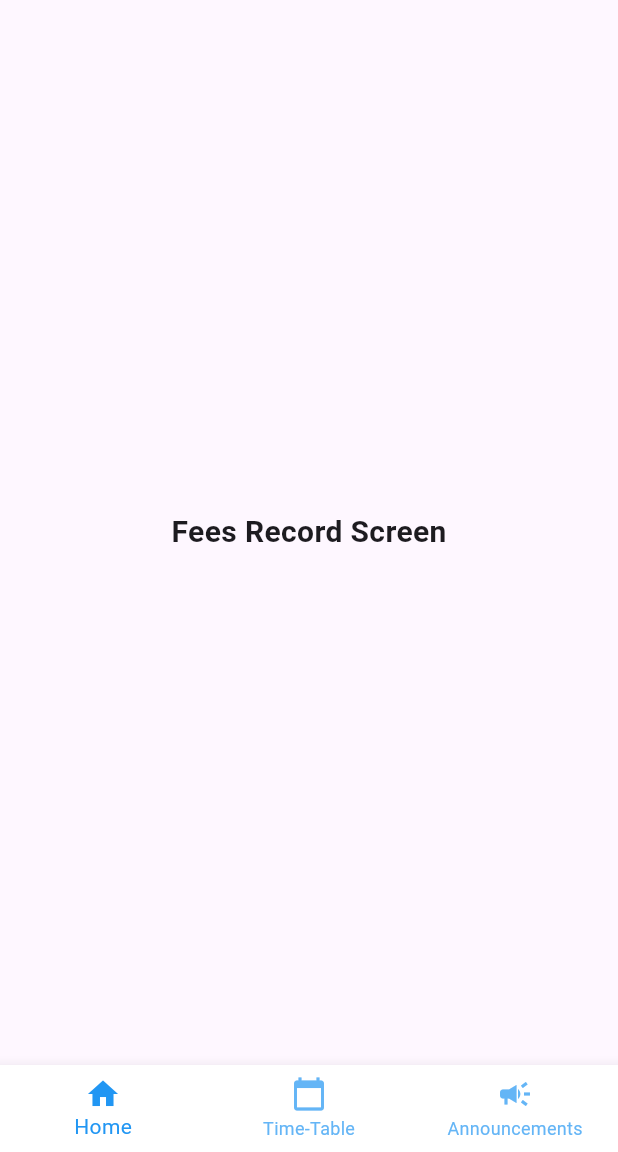
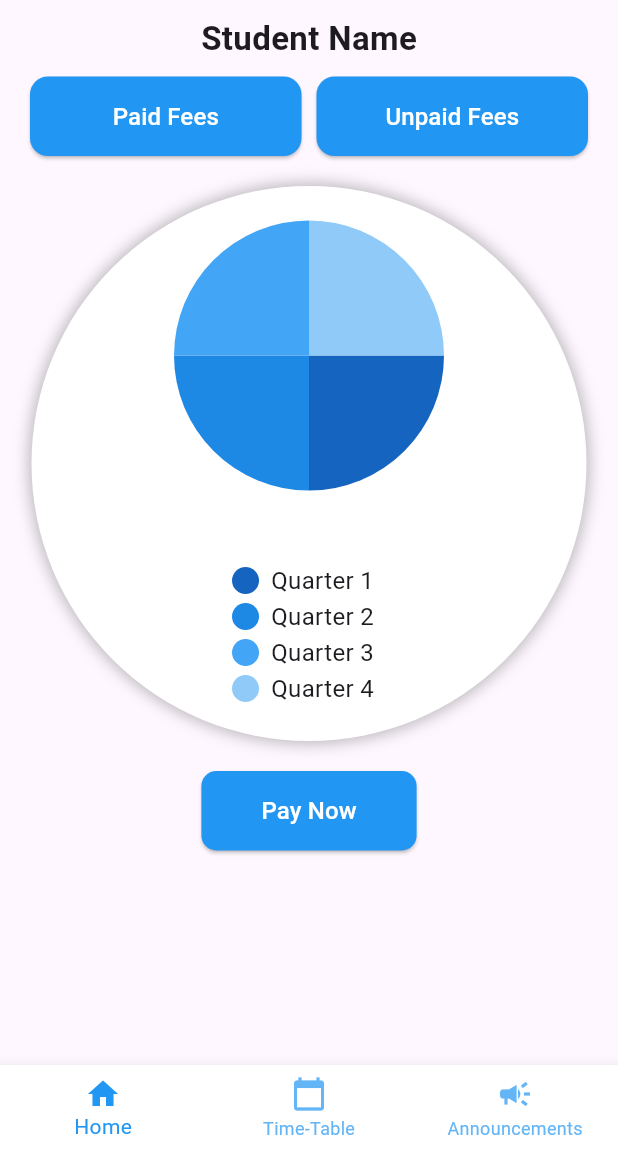
Before and after one commit to iamjatin-g/SSPD-SMS, a Flutter app: the screen it shows after launch, after a tap on "Fees Record", on a phone screen of 412 x 824 dp, the part 84-1236 px from its top. Run offline on Flutter 3.47's test engine with Material 3 defaults, Android fonts, the phone set to English and light mode, and no system bars; drawn by our look-alikes of pie_chart; our stand-ins replace table_calendar.

Commit message:
Update: Designed the UI for Fees-Record screen

```diff
--- a/Student Portal/lib/screens/fees_record_screen.dart
+++ b/Student Portal/lib/screens/fees_record_screen.dart
@@ -1,4 +1,5 @@
 import 'package:flutter/material.dart';
+import 'package:pie_chart/pie_chart.dart';
 import '../widgets/base_screen.dart';
 
 class FeesRecordScreen extends StatelessWidget {
@@ -6,14 +7,116 @@ class FeesRecordScreen extends StatelessWidget {
 
   @override
   Widget build(BuildContext context) {
-    return BaseScreen(
-      selectedIndex: 0, // Adjust as needed
-      child: const Center(
-        child: Text(
-          "Fees Record Screen",
-          style: TextStyle(fontSize: 20, fontWeight: FontWeight.bold),
+    return Scaffold(
+      backgroundColor: const Color(0xFFF9F6FF), // Light pinkish background
+      body: BaseScreen(
+        selectedIndex: 0,
+        child: Padding(
+          padding: const EdgeInsets.symmetric(horizontal: 20),
+          child: Column(
+            crossAxisAlignment: CrossAxisAlignment.center,
+            children: [
+              const SizedBox(height: 10),
+              // Student Name Title
+              const Text(
+                "Student Name",
+                style: TextStyle(fontSize: 22, fontWeight: FontWeight.bold),
+              ),
+              const SizedBox(height: 10),
+
+              // Paid & Unpaid Fees Buttons
+              Row(
+                mainAxisAlignment: MainAxisAlignment.center,
+                children: [
+                  _buildRoundedButton("Paid Fees"),
+                  const SizedBox(width: 10),
+                  _buildRoundedButton("Unpaid Fees"),
+                ],
+              ),
+              const SizedBox(height: 20),
+
+              // Pie Chart with Improved Design
+              _buildImprovedPieChart(),
+              const SizedBox(height: 20),
+
+              // "Pay Now" Button
+              ElevatedButton(
+                style: ElevatedButton.styleFrom(
+                  backgroundColor: Colors.blue,
+                  padding: const EdgeInsets.symmetric(
+                      horizontal: 40, vertical: 15),
+                  shape: RoundedRectangleBorder(
+                    borderRadius: BorderRadius.circular(10),
+                  ),
+                ),
+                onPressed: () {},
+                child: const Text("Pay Now",
+                    style: TextStyle(fontSize: 16, color: Colors.white)),
+              ),
+            ],
+          ),
         ),
       ),
     );
   }
+
+  // 🔹 Helper Widget for Rounded Buttons
+  Widget _buildRoundedButton(String text) {
+    return Expanded(
+      child: ElevatedButton(
+        style: ElevatedButton.styleFrom(
+          backgroundColor: Colors.blue,
+          padding: const EdgeInsets.symmetric(vertical: 15),
+          shape: RoundedRectangleBorder(
+            borderRadius: BorderRadius.circular(12),
+          ),
+        ),
+        onPressed: () {},
+        child: Text(
+            text, style: const TextStyle(fontSize: 16, color: Colors.white)),
+      ),
+    );
+  }
+
+  // 🎯 Improved Pie Chart with Styling
+  Widget _buildImprovedPieChart() {
+    Map<String, double> dataMap = {
+      "Quarter 1": 25,
+      "Quarter 2": 25,
+      "Quarter 3": 25,
+      "Quarter 4": 25,
+    };
+
+    return Container(
+      decoration: BoxDecoration(
+        color: Colors.white,
+        shape: BoxShape.circle,
+        boxShadow: [
+          BoxShadow(color: Colors.black26, blurRadius: 8, spreadRadius: 2),
+        ],
+      ),
+      padding: const EdgeInsets.all(15),
+      child: PieChart(
+        dataMap: dataMap,
+        chartRadius: 180,
+        ringStrokeWidth: 16,
+        // Spacing between segments
+        legendOptions: const LegendOptions(
+          legendPosition: LegendPosition.bottom,
+          legendTextStyle: TextStyle(fontSize: 16),
+        ),
+        chartValuesOptions: const ChartValuesOptions(
+          showChartValues: false,
+          showChartValuesOutside: false,
+          decimalPlaces: 1,
+        ),
+        colorList: [
+          Colors.blue.shade800,
+          Colors.blue.shade600,
+          Colors.blue.shade400,
+          Colors.blue.shade200,
+        ],
+      ),
+    );
+  }
 }
--- a/Student Portal/pubspec.yaml
+++ b/Student Portal/pubspec.yaml
@@ -13,6 +13,7 @@ dependencies:
   cupertino_icons: ^1.0.8
   intl: ^0.20.2
   table_calendar: ^3.0.9
+  pie_chart: ^5.3.2
 
 dev_dependencies:
   flutter_test:
```
Also changed, not shown: Student Portal/pubspec.lock.
